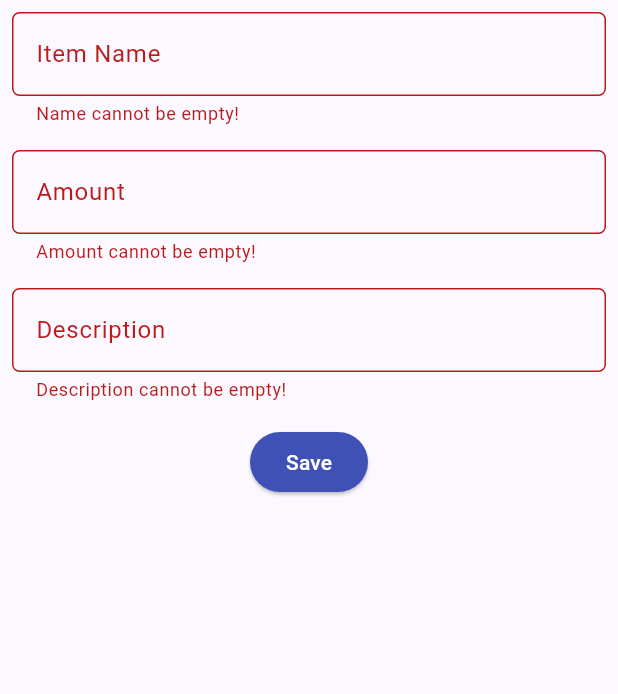
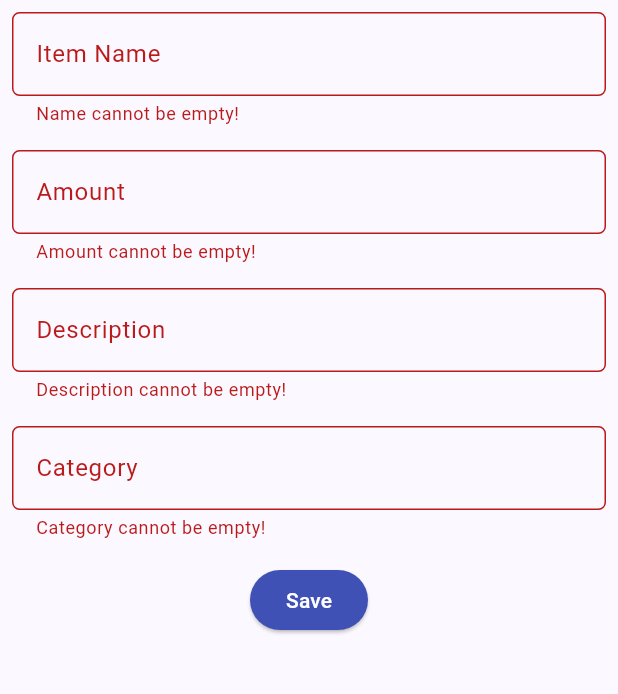
Before and after one commit to HezBoomin/inventory-mobile, a Flutter app: the ShopFormPage screen opened directly, after a tap on "Save", on a phone screen of 412 x 824 dp, the part 84-778 px from its top. Run offline on Flutter 3.47's test engine with Material 2 defaults, Android fonts, the phone set to English and light mode, and no system bars.

Commit message:
Completed Assignment 8

```diff
--- a/lib/screens/item_form.dart
+++ b/lib/screens/item_form.dart
@@ -13,6 +13,7 @@ class _ShopFormPageState extends State<ShopFormPage> {
   String _name = "";
   int _amount = 0;
   String _description = "";
+  String _category = "";
 
   @override
   Widget build(BuildContext context) {
@@ -105,6 +106,29 @@ class _ShopFormPageState extends State<ShopFormPage> {
                     },
                   ),
                 ),
+                Padding(
+                  padding: const EdgeInsets.all(8.0),
+                  child: TextFormField(
+                    decoration: InputDecoration(
+                      hintText: "Category",
+                      labelText: "Category",
+                      border: OutlineInputBorder(
+                        borderRadius: BorderRadius.circular(5.0),
+                      ),
+                    ),
+                    onChanged: (String? value) {
+                      setState(() {
+                        _category = value!;
+                      });
+                    },
+                    validator: (String? value) {
+                      if (value == null || value.isEmpty) {
+                        return "Category cannot be empty!";
+                      }
+                      return null;
+                    },
+                  ),
+                ),
                 Align(
                   alignment: Alignment.bottomCenter,
                   child: Padding(
@@ -129,6 +153,7 @@ class _ShopFormPageState extends State<ShopFormPage> {
                                       Text('Name: $_name'),
                                       Text('Item: $_amount'),
                                       Text('Description: $_description'),
+                                      Text('Category: $_category'),
                                     ],
                                   ),
                                 ),
```
